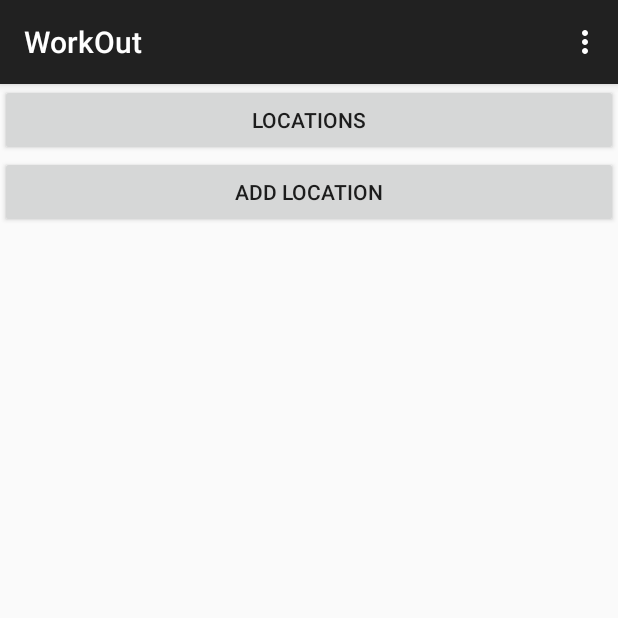
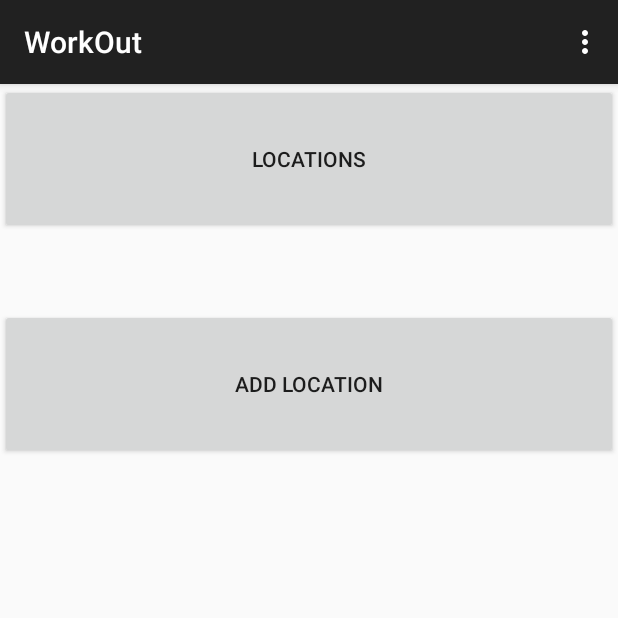
Before and after one commit to bellinda/WorkOut, an Android app: the screen it shows after launch (HomeActivity), on a phone screen of 412 x 824 dp, the top half of it. Run offline under Robolectric (Android 15) with nearby library versions, the phone set to English and light mode, and no system bars.

Commit message:
Bigger buttons, nothing new.

```diff
--- a/app/src/main/res/layout/activity_home.xml
+++ b/app/src/main/res/layout/activity_home.xml
@@ -6,14 +6,15 @@
 
     <Button
         android:layout_width="fill_parent"
-        android:layout_height="wrap_content"
+        android:layout_height="100dp"
         android:text="Locations"
+        android:layout_marginBottom="50dp"
         android:id="@+id/btn_locations"
         android:layout_gravity="center_horizontal" />
 
     <Button
         android:layout_width="fill_parent"
-        android:layout_height="wrap_content"
+        android:layout_height="100dp"
         android:text="Add Location"
         android:id="@+id/btn_addLcn" />
 </LinearLayout>
```
